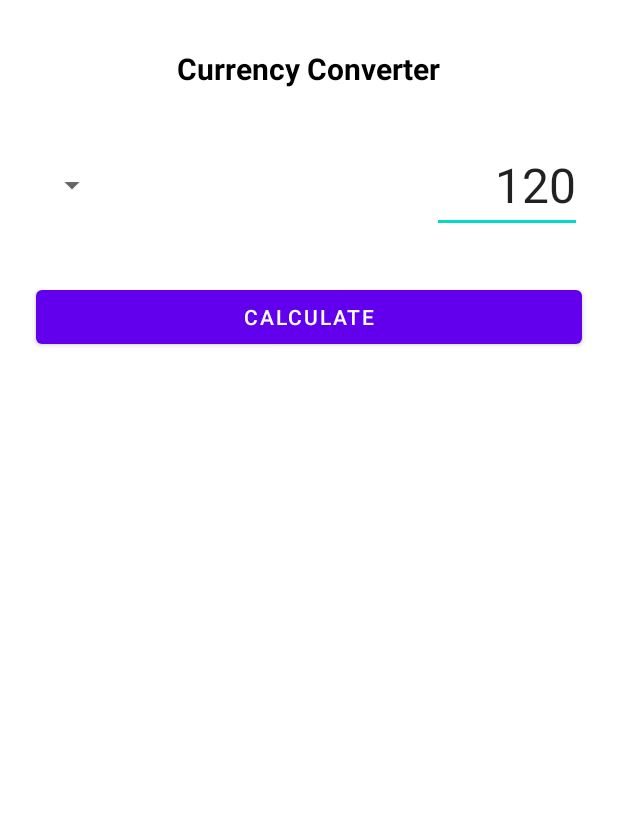
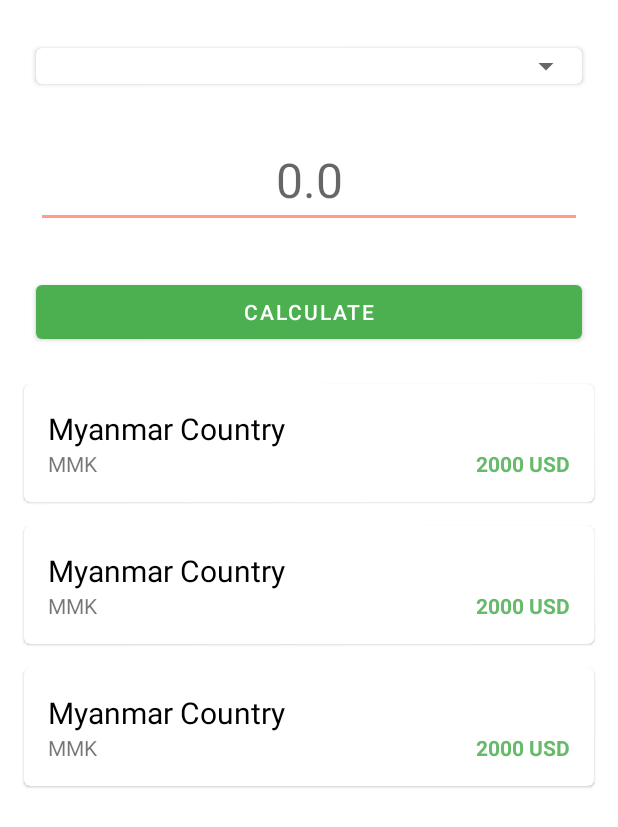
Before and after one commit to PhyoThihaWin/CurrencyConversion, an Android app: the layout activity_main.xml on its own in the app's theme, with its tools: preview values and no code run, on a phone screen of 412 x 824 dp. Shown: the top 827 px of the screen. Run offline under Robolectric (Android 15) with nearby library versions, the phone set to English and light mode, and no system bars.

Commit message:
final changes

```diff
--- a/app/src/main/java/com/nanolabs/currencyconversion/model/Rate.kt
+++ b/app/src/main/java/com/nanolabs/currencyconversion/model/Rate.kt
@@ -6,6 +6,7 @@ import androidx.room.PrimaryKey
 
 @Entity(tableName = "Rate")
 data class Rate(
-    @PrimaryKey @ColumnInfo(name = "name") val name: String,
-    @ColumnInfo(name = "rate") val rate: Double
+    @PrimaryKey @ColumnInfo(name = "rateName") val rateName: String,
+    @ColumnInfo(name = "rate") val rate: Double,
+    @ColumnInfo(name = "fullName") val fullName: String
 )
--- a/app/src/main/res/layout/activity_main.xml
+++ b/app/src/main/res/layout/activity_main.xml
@@ -6,39 +6,40 @@
     android:layout_height="match_parent"
     tools:context=".ui.home.MainActivity">
 
-
-    <TextView
-        android:id="@+id/title"
-        style="@style/HeaderTextStyle"
-        android:layout_width="wrap_content"
+    <androidx.cardview.widget.CardView
+        android:id="@+id/card"
+        android:layout_width="match_parent"
+        android:layout_marginStart="24dp"
+        android:layout_marginTop="32dp"
+        app:cardCornerRadius="4dp"
+        android:layout_marginEnd="24dp"
         android:layout_height="wrap_content"
-        android:layout_marginTop="32dp"
-        android:text="Currency Converter"
         app:layout_constraintEnd_toEndOf="parent"
         app:layout_constraintStart_toStartOf="parent"
-        app:layout_constraintTop_toTopOf="parent" />
+        app:layout_constraintTop_toTopOf="parent">
 
-    <Spinner
-        android:id="@+id/spinner_currency"
-        android:layout_width="wrap_content"
-        android:layout_height="wrap_content"
-        android:layout_marginStart="24dp"
-        app:layout_constraintBottom_toBottomOf="@id/et_currency"
-        app:layout_constraintStart_toStartOf="parent"
-        app:layout_constraintTop_toTopOf="@id/et_currency" />
+        <Spinner
+            android:id="@+id/spinner_currency"
+            android:layout_width="match_parent"
+            android:layout_height="wrap_content"
+            android:paddingStart="2dp"
+            android:paddingEnd="2dp"/>
+    </androidx.cardview.widget.CardView>
 
     <EditText
         android:id="@+id/et_currency"
-        android:layout_width="100dp"
+        android:layout_width="match_parent"
         android:layout_height="wrap_content"
+        android:layout_marginStart="24dp"
         android:layout_marginTop="32dp"
         android:layout_marginEnd="24dp"
-        android:gravity="end"
-        android:inputType="number"
-        android:text="120"
+        android:gravity="center"
+        android:hint="0.0"
+        android:inputType="numberDecimal"
         android:textSize="32sp"
         app:layout_constraintEnd_toEndOf="parent"
-        app:layout_constraintTop_toBottomOf="@id/title" />
+        app:layout_constraintStart_toStartOf="parent"
+        app:layout_constraintTop_toBottomOf="@id/card" />
 
     <Button
         android:id="@+id/btn_cal"
@@ -52,4 +53,20 @@
         app:layout_constraintStart_toStartOf="parent"
         app:layout_constraintTop_toBottomOf="@id/et_currency" />
 
+
+    <androidx.recyclerview.widget.RecyclerView
+        android:id="@+id/recycler"
+        android:layout_width="match_parent"
+        android:layout_height="0dp"
+        android:clipToPadding="false"
+        android:nestedScrollingEnabled="false"
+        android:overScrollMode="never"
+        android:paddingTop="8dp"
+        android:paddingBottom="40dp"
+        android:scrollbars="vertical"
+        app:layoutManager="androidx.recyclerview.widget.LinearLayoutManager"
+        app:layout_constraintBottom_toBottomOf="parent"
+        app:layout_constraintTop_toBottomOf="@id/btn_cal"
+        tools:listitem="@layout/item_rate" />
+
 </androidx.constraintlayout.widget.ConstraintLayout>
--- /dev/null
+++ b/app/src/main/res/layout/item_rate.xml
@@ -0,0 +1,44 @@
+<?xml version="1.0" encoding="utf-8"?>
+<com.google.android.material.card.MaterialCardView xmlns:android="http://schemas.android.com/apk/res/android"
+    android:layout_width="match_parent"
+    android:layout_height="wrap_content"
+    xmlns:app="http://schemas.android.com/apk/res-auto"
+    android:layout_marginTop="16dp"
+    android:layout_marginStart="16dp"
+    android:layout_marginEnd="16dp">
+
+    <androidx.constraintlayout.widget.ConstraintLayout
+        android:layout_width="match_parent"
+        android:padding="16dp"
+        android:layout_height="match_parent">
+
+        <TextView
+            app:layout_constraintTop_toTopOf="parent"
+            android:id="@+id/txt_fullName"
+            style="@style/HeaderTextStyle"
+            android:layout_width="match_parent"
+            android:layout_height="wrap_content"
+            android:text="Myanmar Country"
+            android:textStyle="normal" />
+
+        <TextView
+            android:id="@+id/txt_shortName"
+            android:layout_width="wrap_content"
+            app:layout_constraintStart_toStartOf="parent"
+            app:layout_constraintTop_toBottomOf="@id/txt_fullName"
+            android:layout_height="wrap_content"
+            android:text="MMK"/>
+
+        <TextView
+            android:id="@+id/txt_amount"
+            android:textColor="#66BB6A"
+            android:layout_width="wrap_content"
+            app:layout_constraintTop_toBottomOf="@id/txt_fullName"
+            android:layout_height="wrap_content"
+            android:textStyle="bold"
+            app:layout_constraintEnd_toEndOf="parent"
+            android:text="2000 USD"/>
+
+    </androidx.constraintlayout.widget.ConstraintLayout>
+
+</com.google.android.material.card.MaterialCardView>
--- a/app/src/main/res/values/colors.xml
+++ b/app/src/main/res/values/colors.xml
@@ -1,9 +1,9 @@
 <?xml version="1.0" encoding="utf-8"?>
 <resources>
     <color name="purple_200">#FFBB86FC</color>
-    <color name="purple_500">#FF6200EE</color>
-    <color name="purple_700">#FF3700B3</color>
-    <color name="teal_200">#FF03DAC5</color>
+    <color name="purple_500">#4CAF50</color>
+    <color name="purple_700">#388E3C</color>
+    <color name="teal_200">#FF9E80</color>
     <color name="teal_700">#FF018786</color>
     <color name="black">#FF000000</color>
     <color name="grey">#56272727</color>
```
Also changed, not shown: app/src/main/java/com/nanolabs/currencyconversion/database/CurrencyDao.kt (+8 -1 lines), app/src/main/java/com/nanolabs/currencyconversion/model/Currency.kt (+7 -3 lines), app/src/main/java/com/nanolabs/currencyconversion/repository/MainRepository.kt (+6 -2 lines), app/src/main/java/com/nanolabs/currencyconversion/ui/home/MainActivity.kt (+53 -29 lines), app/src/main/java/com/nanolabs/currencyconversion/ui/home/MainViewModel.kt (+5 -2 lines), app/src/main/java/com/nanolabs/currencyconversion/ui/home/adapter/AnountAdapter.kt (added, +46 -0 lines), app/src/main/java/com/nanolabs/currencyconversion/utils/Extensions.kt (+8 -0 lines), 1 other file.
